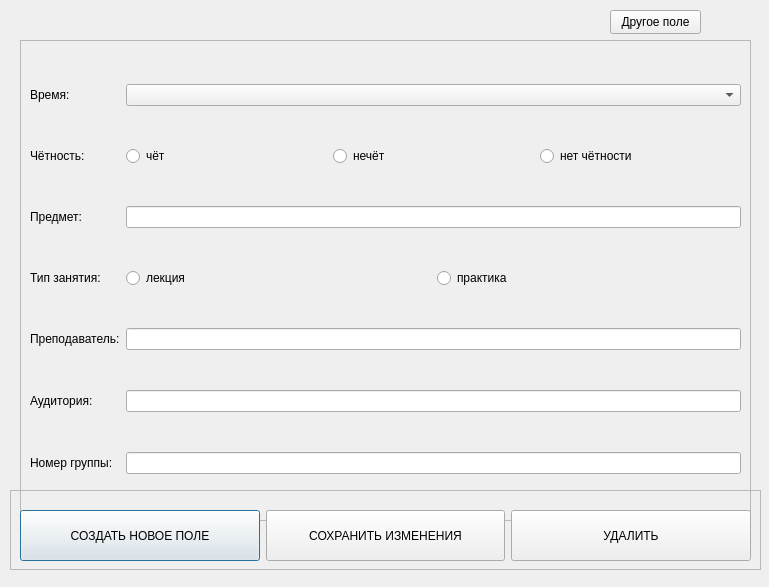
Above: EditWindow.ui from papuelo/SCProjectSRC before the change. Below: the same form after it.
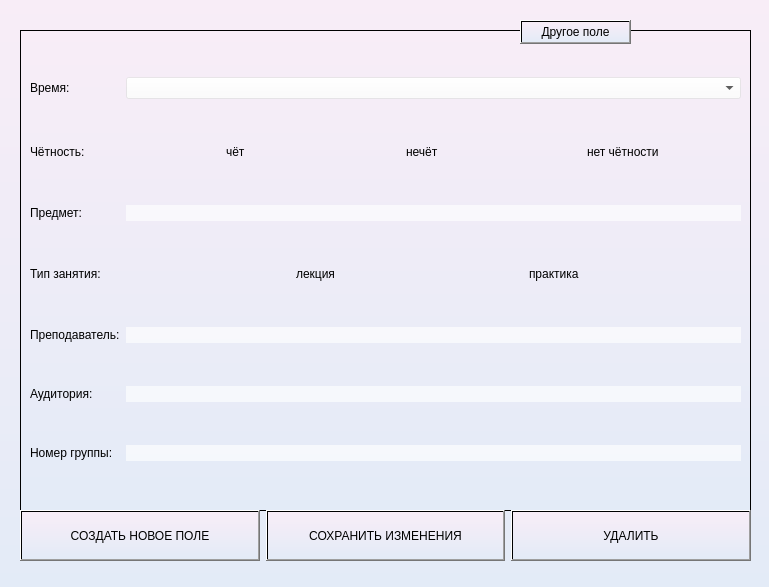
That is the form after the change.

Commit message: + дизайн

What changed in the file:
```diff
--- a/EditWindow.ui
+++ b/EditWindow.ui
@@ -13,11 +13,14 @@
   <property name="windowTitle">
    <string>Dialog</string>
   </property>
+  <property name="styleSheet">
+   <string notr="true">background-color: qlineargradient(spread:pad, x2:1, y1:1, x2:0, y2:0, stop:0 rgba(227, 235, 247, 255), stop:1 rgba(248, 237, 247, 255));</string>
+  </property>
   <widget class="QFrame" name="editframe">
    <property name="geometry">
     <rect>
      <x>20</x>
-     <y>40</y>
+     <y>30</y>
      <width>731</width>
      <height>481</height>
     </rect>
@@ -31,21 +34,44 @@
    <layout class="QGridLayout" name="gridLayout">
     <item row="0" column="0">
      <widget class="QLabel" name="timeELABE">
+      <property name="styleSheet">
+       <string notr="true">background-color: rgba(255, 255, 255, 0)</string>
+      </property>
       <property name="text">
        <string>Время:</string>
       </property>
      </widget>
     </item>
     <item row="5" column="1">
-     <widget class="QLineEdit" name="roomETEXT"/>
+     <widget class="QLineEdit" name="roomETEXT">
+      <property name="styleSheet">
+       <string notr="true">background-color: rgba(255, 255, 255, 160)</string>
+      </property>
+      <property name="frame">
+       <bool>false</bool>
+      </property>
+     </widget>
     </item>
     <item row="2" column="1">
-     <widget class="QLineEdit" name="subjectETEXT"/>
+     <widget class="QLineEdit" name="subjectETEXT">
+      <property name="styleSheet">
+       <string notr="true">background-color: rgba(255, 255, 255, 160)</string>
+      </property>
+      <property name="frame">
+       <bool>false</bool>
+      </property>
+     </widget>
     </item>
     <item row="1" column="1">
      <layout class="QHBoxLayout" name="horizontalLayout">
+      <property name="leftMargin">
+       <number>80</number>
+      </property>
       <item>
        <widget class="QRadioButton" name="radChot">
+        <property name="styleSheet">
+         <string notr="true">background-color: rgba(255, 255, 255, 0)</string>
+        </property>
         <property name="text">
          <string>чёт</string>
         </property>
@@ -53,6 +79,9 @@
       </item>
       <item>
        <widget class="QRadioButton" name="radNech">
+        <property name="styleSheet">
+         <string notr="true">background-color: rgba(255, 255, 255, 0)</string>
+        </property>
         <property name="text">
          <string>нечёт</string>
         </property>
@@ -60,6 +89,9 @@
       </item>
       <item>
        <widget class="QRadioButton" name="radNo">
+        <property name="styleSheet">
+         <string notr="true">background-color: rgba(255, 255, 255, 0)</string>
+        </property>
         <property name="text">
          <string>нет чётности</string>
         </property>
@@ -69,6 +101,9 @@
     </item>
     <item row="4" column="0">
      <widget class="QLabel" name="teacherELABE">
+      <property name="styleSheet">
+       <string notr="true">background-color: rgba(255, 255, 255, 0)</string>
+      </property>
       <property name="text">
        <string>Преподаватель:</string>
       </property>
@@ -76,6 +111,9 @@
     </item>
     <item row="6" column="0">
      <widget class="QLabel" name="groupELABE">
+      <property name="styleSheet">
+       <string notr="true">background-color: rgba(255, 255, 255, 0)</string>
+      </property>
       <property name="text">
        <string>Номер группы:</string>
       </property>
@@ -89,6 +127,9 @@
         <verstretch>0</verstretch>
        </sizepolicy>
       </property>
+      <property name="styleSheet">
+       <string notr="true">background-color: rgba(255, 255, 255, 0)</string>
+      </property>
       <property name="text">
        <string>Тип занятия:</string>
       </property>
@@ -96,6 +137,9 @@
     </item>
     <item row="2" column="0">
      <widget class="QLabel" name="subjectELABE">
+      <property name="styleSheet">
+       <string notr="true">background-color: rgba(255, 255, 255, 0)</string>
+      </property>
       <property name="text">
        <string>Предмет:</string>
       </property>
@@ -103,13 +147,23 @@
     </item>
     <item row="5" column="0">
      <widget class="QLabel" name="roomELABE">
+      <property name="styleSheet">
+       <string notr="true">background-color: rgba(255, 255, 255, 0)</string>
+      </property>
       <property name="text">
        <string>Аудитория:</string>
       </property>
      </widget>
     </item>
     <item row="6" column="1">
-     <widget class="QLineEdit" name="groupETEXT"/>
+     <widget class="QLineEdit" name="groupETEXT">
+      <property name="styleSheet">
+       <string notr="true">background-color: rgba(255, 255, 255, 160)</string>
+      </property>
+      <property name="frame">
+       <bool>false</bool>
+      </property>
+     </widget>
     </item>
     <item row="1" column="0">
      <widget class="QLabel" name="nechotELABE">
@@ -119,18 +173,37 @@
         <verstretch>0</verstretch>
        </sizepolicy>
       </property>
+      <property name="styleSheet">
+       <string notr="true">background-color: rgba(255, 255, 255, 0)</string>
+      </property>
       <property name="text">
        <string>Чётность:</string>
       </property>
      </widget>
     </item>
     <item row="4" column="1">
-     <widget class="QLineEdit" name="teacherETEXT"/>
+     <widget class="QLineEdit" name="teacherETEXT">
+      <property name="styleSheet">
+       <string notr="true">background-color: rgba(255, 255, 255, 160)</string>
+      </property>
+      <property name="frame">
+       <bool>false</bool>
+      </property>
+     </widget>
     </item>
     <item row="3" column="1">
      <layout class="QHBoxLayout" name="horizontalLayout_2">
+      <property name="spacing">
+       <number>0</number>
+      </property>
+      <property name="leftMargin">
+       <number>150</number>
+      </property>
       <item>
        <widget class="QRadioButton" name="radLec">
+        <property name="styleSheet">
+         <string notr="true">background-color: rgba(255, 255, 255, 0)</string>
+        </property>
         <property name="text">
          <string>лекция</string>
         </property>
@@ -138,6 +211,9 @@
       </item>
       <item>
        <widget class="QRadioButton" name="radPrac">
+        <property name="styleSheet">
+         <string notr="true">background-color: rgba(255, 255, 255, 0)</string>
+        </property>
         <property name="text">
          <string>практика</string>
         </property>
@@ -146,7 +222,17 @@
      </layout>
     </item>
     <item row="0" column="1">
-     <widget class="QComboBox" name="timeBox"/>
+     <widget class="QComboBox" name="timeBox">
+      <property name="autoFillBackground">
+       <bool>false</bool>
+      </property>
+      <property name="styleSheet">
+       <string notr="true">background-color: rgba(255, 255, 255, 70)</string>
+      </property>
+      <property name="frame">
+       <bool>true</bool>
+      </property>
+     </widget>
     </item>
    </layout>
   </widget>
@@ -159,13 +245,16 @@
      <height>80</height>
     </rect>
    </property>
+   <property name="styleSheet">
+    <string notr="true">background-color: rgba(255, 255, 255, 0)</string>
+   </property>
    <property name="frameShape">
     <enum>QFrame::Shape::StyledPanel</enum>
    </property>
    <property name="frameShadow">
     <enum>QFrame::Shadow::Raised</enum>
    </property>
-   <widget class="QWidget" name="">
+   <widget class="QWidget" name="layoutWidget">
     <property name="geometry">
      <rect>
       <x>10</x>
@@ -183,6 +272,9 @@
          <verstretch>0</verstretch>
         </sizepolicy>
        </property>
+       <property name="styleSheet">
+        <string notr="true">background-color: qlineargradient(spread:pad, x2:1, y1:1, x2:0, y2:0, stop:0 rgba(227, 235, 247, 255), stop:1 rgba(248, 237, 247, 255));</string>
+       </property>
        <property name="text">
         <string>СОЗДАТЬ НОВОЕ ПОЛЕ</string>
        </property>
@@ -196,6 +288,9 @@
          <verstretch>0</verstretch>
         </sizepolicy>
        </property>
+       <property name="styleSheet">
+        <string notr="true">background-color: qlineargradient(spread:pad, x2:1, y1:1, x2:0, y2:0, stop:0 rgba(227, 235, 247, 255), stop:1 rgba(248, 237, 247, 255));</string>
+       </property>
        <property name="text">
         <string>СОХРАНИТЬ ИЗМЕНЕНИЯ</string>
        </property>
@@ -209,9 +304,15 @@
          <verstretch>0</verstretch>
         </sizepolicy>
        </property>
+       <property name="styleSheet">
+        <string notr="true">background-color: qlineargradient(spread:pad, x2:1, y1:1, x2:0, y2:0, stop:0 rgba(227, 235, 247, 255), stop:1 rgba(248, 237, 247, 255));</string>
+       </property>
        <property name="text">
         <string>УДАЛИТЬ</string>
        </property>
+       <property name="flat">
+        <bool>false</bool>
+       </property>
       </widget>
      </item>
     </layout>
@@ -220,9 +321,9 @@
   <widget class="QPushButton" name="nextBtn">
    <property name="geometry">
     <rect>
-     <x>610</x>
-     <y>10</y>
-     <width>91</width>
+     <x>520</x>
+     <y>20</y>
+     <width>111</width>
      <height>24</height>
     </rect>
    </property>
```
The commit also changes 5 other files.
